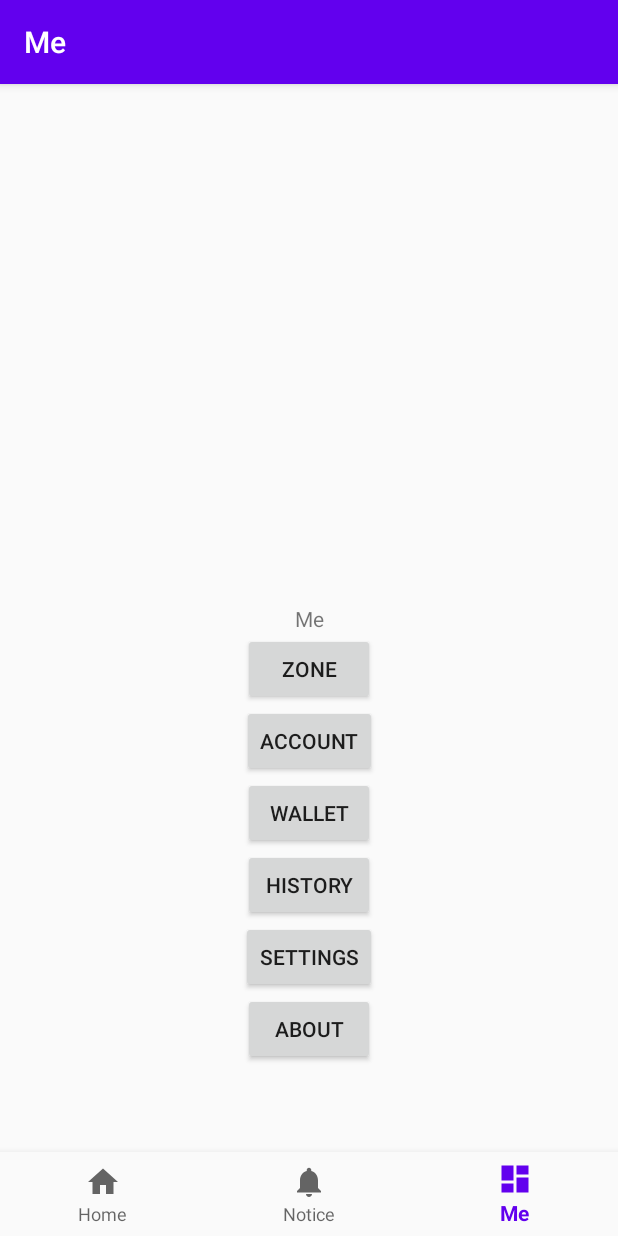
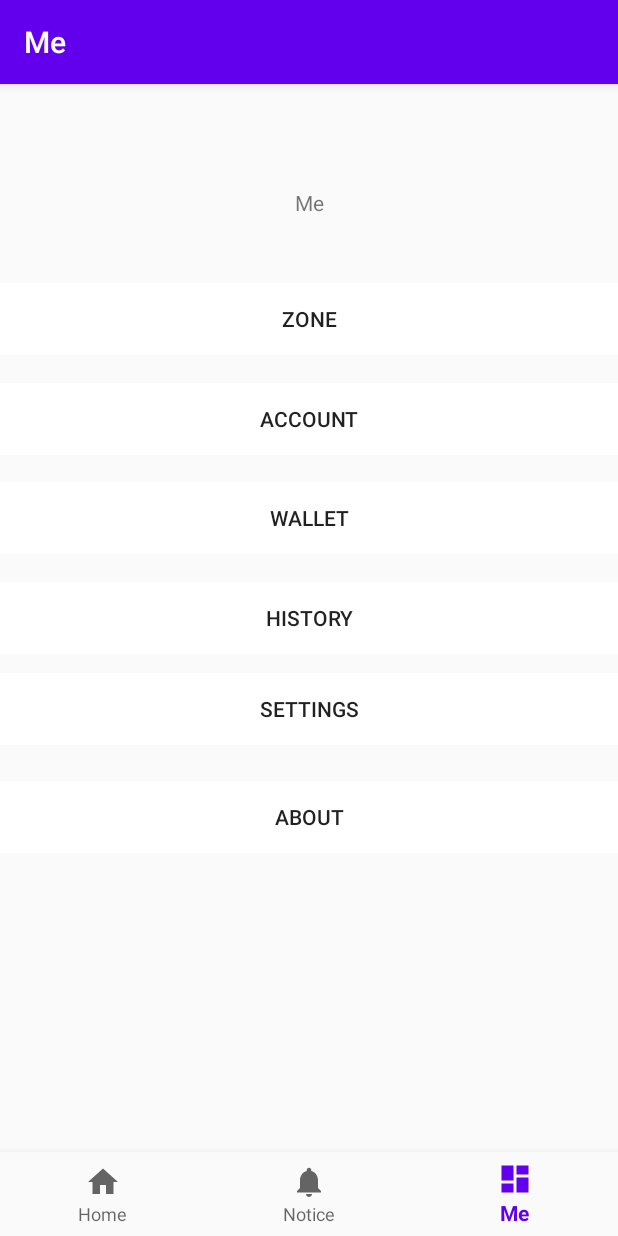
Before and after one commit to iphelf/Student-Help, an Android app: the MeFragment screen opened through its navigation route, on a phone screen of 412 x 824 dp. Run offline under Robolectric (Android 15) with nearby library versions, the phone set to English and light mode, and no system bars; our stand-ins replace navigation-ui.

Commit message:
frament_me布局

```diff
--- a/app/src/main/res/layout/fragment_me.xml
+++ b/app/src/main/res/layout/fragment_me.xml
@@ -2,6 +2,7 @@
 <androidx.constraintlayout.widget.ConstraintLayout xmlns:android="http://schemas.android.com/apk/res/android"
     xmlns:app="http://schemas.android.com/apk/res-auto"
     xmlns:tools="http://schemas.android.com/tools"
+    android:id="@+id/linearLayout_name"
     android:layout_width="match_parent"
     android:layout_height="match_parent"
     tools:context=".ui.main.MeFragment">
@@ -15,60 +16,124 @@
         app:layout_constraintBottom_toBottomOf="parent"
         app:layout_constraintEnd_toEndOf="parent"
         app:layout_constraintStart_toStartOf="parent"
-        app:layout_constraintTop_toTopOf="parent" />
+        app:layout_constraintTop_toTopOf="parent"
+        app:layout_constraintVertical_bias="0.100000024" />
+
+    <LinearLayout
+        android:id="@+id/linearLayout_zone"
+        android:layout_width="fill_parent"
+        android:layout_height="wrap_content"
+        android:orientation="horizontal"
+        app:layout_constraintBottom_toBottomOf="parent"
+        app:layout_constraintEnd_toEndOf="parent"
+        app:layout_constraintStart_toStartOf="parent"
+        app:layout_constraintTop_toTopOf="parent"
+        app:layout_constraintVertical_bias="0.20">
+
+        <Button
+            android:id="@+id/button_zone"
+            android:layout_width="match_parent"
+            android:layout_height="match_parent"
+            android:background="@color/colorWhite"
+            android:text="@string/button_zone" />
+
+    </LinearLayout>
+
+    <LinearLayout
+        android:id="@+id/linearLayout_account"
+        android:layout_width="fill_parent"
+        android:layout_height="wrap_content"
+        android:orientation="horizontal"
+        app:layout_constraintBottom_toBottomOf="parent"
+        app:layout_constraintEnd_toEndOf="parent"
+        app:layout_constraintStart_toStartOf="parent"
+        app:layout_constraintTop_toTopOf="parent"
+        app:layout_constraintVertical_bias="0.30">
 
         <Button
             android:id="@+id/button_account"
-        android:layout_width="wrap_content"
+            android:layout_width="match_parent"
+            android:layout_height="match_parent"
+            android:background="@color/colorWhite"
+            android:text="@string/button_account" />
+
+    </LinearLayout>
+
+    <LinearLayout
+        android:id="@+id/linearLayout_wallent"
+        android:layout_width="fill_parent"
         android:layout_height="wrap_content"
-        android:text="@string/button_account"
+        android:orientation="horizontal"
+        app:layout_constraintBottom_toBottomOf="parent"
         app:layout_constraintEnd_toEndOf="parent"
         app:layout_constraintStart_toStartOf="parent"
-        app:layout_constraintTop_toBottomOf="@+id/button_zone" />
-
-    <Button
-        android:id="@+id/button_zone"
-        android:layout_width="wrap_content"
-        android:layout_height="wrap_content"
-        android:text="@string/button_zone"
-        app:layout_constraintEnd_toEndOf="parent"
-        app:layout_constraintHorizontal_bias="0.501"
-        app:layout_constraintStart_toStartOf="parent"
-        app:layout_constraintTop_toBottomOf="@+id/textView6" />
+        app:layout_constraintTop_toTopOf="parent"
+        app:layout_constraintVertical_bias="0.40">
 
         <Button
             android:id="@+id/button_wallet"
-        android:layout_width="wrap_content"
+            android:layout_width="match_parent"
+            android:layout_height="match_parent"
+            android:background="@color/colorWhite"
+            android:text="@string/button_wallet" />
+    </LinearLayout>
+
+    <LinearLayout
+        android:id="@+id/linearLayout_history"
+        android:layout_width="fill_parent"
         android:layout_height="wrap_content"
-        android:text="@string/button_wallet"
+        android:orientation="horizontal"
+        app:layout_constraintBottom_toBottomOf="parent"
         app:layout_constraintEnd_toEndOf="parent"
         app:layout_constraintStart_toStartOf="parent"
-        app:layout_constraintTop_toBottomOf="@+id/button_account" />
+        app:layout_constraintTop_toTopOf="parent">
 
         <Button
             android:id="@+id/button_history"
-        android:layout_width="wrap_content"
+            android:layout_width="match_parent"
+            android:layout_height="match_parent"
+            android:background="@color/colorWhite"
+            android:text="@string/button_history" />
+    </LinearLayout>
+
+    <LinearLayout
+        android:id="@+id/linearLayout_settings"
+        android:layout_width="fill_parent"
         android:layout_height="wrap_content"
-        android:text="@string/button_history"
+        android:layout_marginBottom="9dp"
+        android:orientation="horizontal"
+        app:layout_constraintBottom_toBottomOf="parent"
         app:layout_constraintEnd_toEndOf="parent"
+        app:layout_constraintHorizontal_bias="0.0"
         app:layout_constraintStart_toStartOf="parent"
-        app:layout_constraintTop_toBottomOf="@+id/button_wallet" />
+        app:layout_constraintTop_toTopOf="parent"
+        app:layout_constraintVertical_bias="0.6">
 
         <Button
             android:id="@+id/button_settings"
-        android:layout_width="wrap_content"
+            android:layout_width="match_parent"
+            android:layout_height="match_parent"
+            android:background="@color/colorWhite"
+            android:text="@string/button_settings" />
+    </LinearLayout>
+
+    <LinearLayout
+        android:id="@+id/linearLayout_about"
+        android:layout_width="fill_parent"
         android:layout_height="wrap_content"
-        android:text="@string/button_settings"
+        android:orientation="horizontal"
+        app:layout_constraintBottom_toBottomOf="parent"
         app:layout_constraintEnd_toEndOf="parent"
         app:layout_constraintStart_toStartOf="parent"
-        app:layout_constraintTop_toBottomOf="@+id/button_history" />
+        app:layout_constraintTop_toTopOf="parent"
+        app:layout_constraintVertical_bias="0.7">
 
         <Button
             android:id="@+id/button_about"
-        android:layout_width="wrap_content"
-        android:layout_height="wrap_content"
-        android:text="@string/button_about"
-        app:layout_constraintEnd_toEndOf="parent"
-        app:layout_constraintStart_toStartOf="parent"
-        app:layout_constraintTop_toBottomOf="@+id/button_settings" />
+            android:layout_width="match_parent"
+            android:layout_height="match_parent"
+            android:background="@color/colorWhite"
+            android:text="@string/button_about" />
+    </LinearLayout>
+
 </androidx.constraintlayout.widget.ConstraintLayout>
--- a/app/src/main/res/values/colors.xml
+++ b/app/src/main/res/values/colors.xml
@@ -3,4 +3,6 @@
     <color name="colorPrimary">#6200EE</color>
     <color name="colorPrimaryDark">#3700B3</color>
     <color name="colorAccent">#03DAC5</color>
+    <color name="colorBlack">#000000</color>
+    <color name="colorWhite">#FFFFFF</color>
 </resources>
```
Lines whose indentation alone changed are shown as unchanged.
